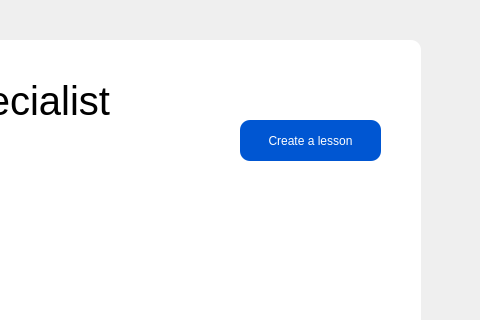
This is mainwindow.ui in codingburgas/school-project-assignment-insight as Qt 5 draws it before an edit; both pictures show x 800 to 1280 and y 0 to 320 of the 1280 by 832 pixel window. The edited form follows.
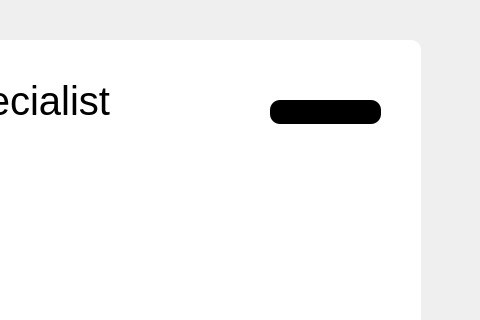
This is the edited form. The open tabs and pages were chosen to show the change. Icons and pictures are not drawn.

Commit message: Add vertical stack of UI buttons for lessons

Patch:
```diff
--- a/mainwindow.ui
+++ b/mainwindow.ui
@@ -2306,20 +2306,29 @@
        <widget class="QPushButton" name="createLesson_PB">
         <property name="geometry">
          <rect>
-          <x>760</x>
-          <y>50</y>
-          <width>141</width>
-          <height>41</height>
+          <x>790</x>
+          <y>30</y>
+          <width>111</width>
+          <height>24</height>
          </rect>
         </property>
         <property name="styleSheet">
-         <string notr="true">background-color:#0056d2;
-color:white;</string>
+         <string notr="true">background-color:black;</string>
         </property>
         <property name="text">
          <string>Create a lesson</string>
         </property>
        </widget>
+       <widget class="QWidget" name="courses_WG" native="true">
+        <property name="geometry">
+         <rect>
+          <x>0</x>
+          <y>80</y>
+          <width>901</width>
+          <height>601</height>
+         </rect>
+        </property>
+       </widget>
       </widget>
      </widget>
     </widget>
```
The commit also changes 6 other files.
